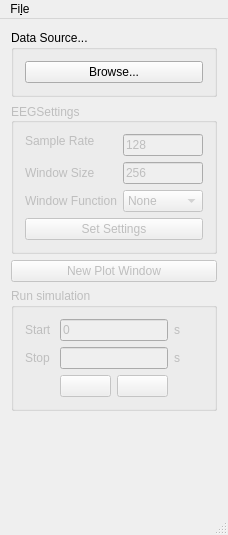
This is mainwindow.ui in Xiul109/VEEGS as Qt 5 draws it before an edit. The edited form follows.
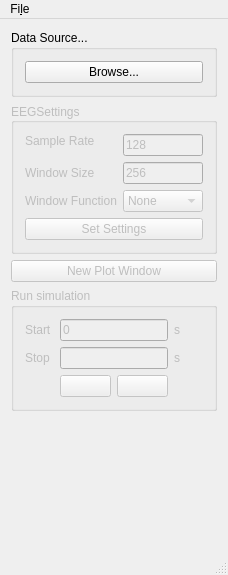
This is the edited form. Icons and pictures are not drawn.

Patch:
```diff
--- a/mainwindow.ui
+++ b/mainwindow.ui
@@ -7,7 +7,7 @@
     <x>0</x>
     <y>0</y>
     <width>220</width>
-    <height>535</height>
+    <height>575</height>
    </rect>
   </property>
   <property name="windowTitle">
```
Left out of the diff: 12 changed lines with no effect on the pictures.
